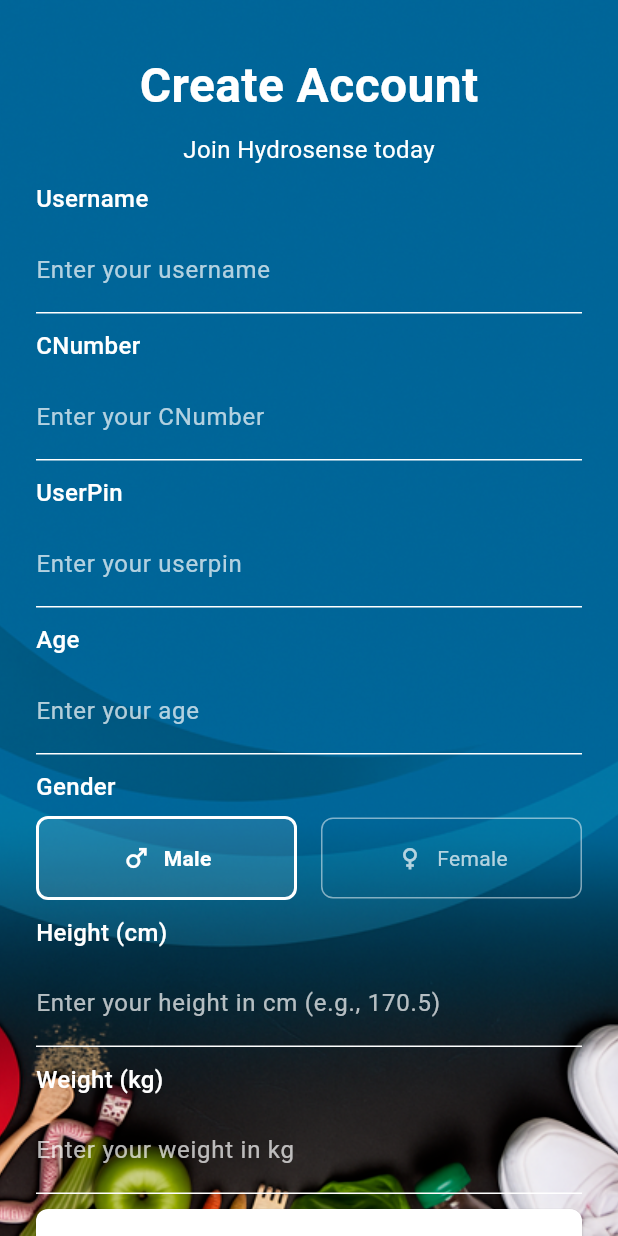
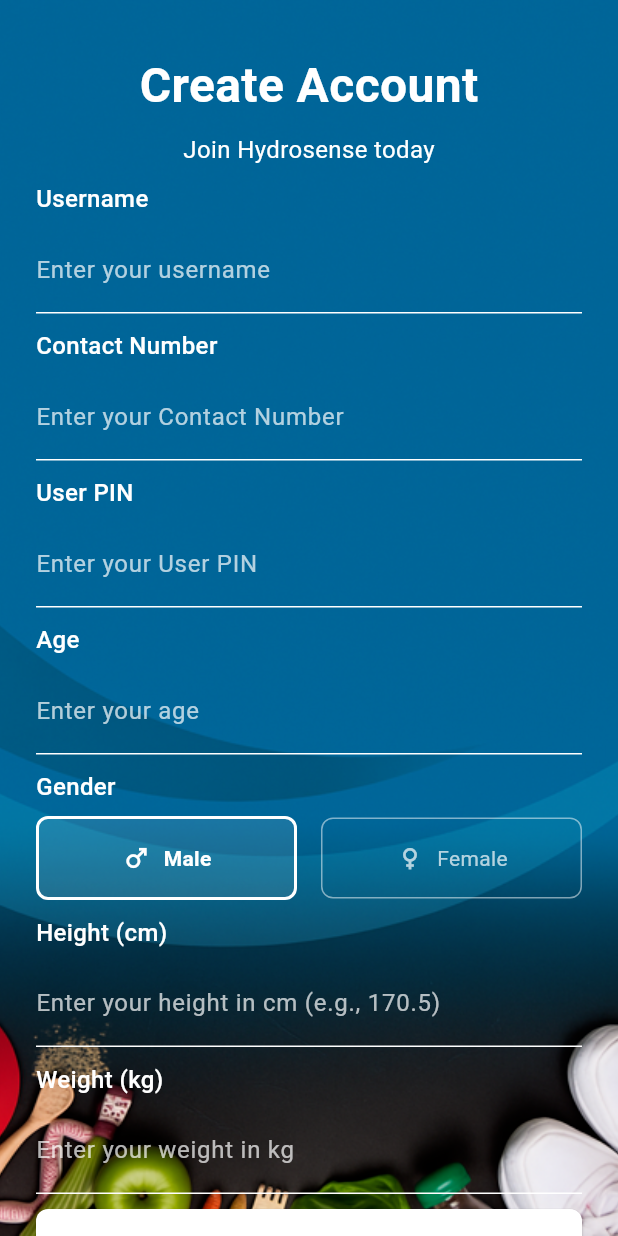
Before and after one commit to lakshmanachimata/innovasense, a Flutter app: the AccountSetupScreen screen opened directly, on a phone screen of 412 x 824 dp. Run offline on Flutter 3.47's test engine with Material 3 defaults, Android fonts, the phone set to English and light mode, and no system bars; our stand-ins replace image_picker, shared_preferences, webview_flutter; missing offline and left inert: encrypt, flutter_pdfview; accounts and stored records are empty; network calls fail.

Commit message:
few UI corrections

```diff
--- a/lib/views/account_setup_screen.dart
+++ b/lib/views/account_setup_screen.dart
@@ -219,8 +219,8 @@ class _AccountSetupScreenState extends State<AccountSetupScreen> {
                     // CNumber Field
                     _buildTextField(
                       controller: _cnumberController,
-                      label: 'CNumber',
-                      hint: 'Enter your CNumber',
+                      label: 'Contact Number',
+                      hint: 'Enter your Contact Number',
                       enabled: !_isLoading,
                       keyboardType: TextInputType.phone,
                       inputFormatters: [FilteringTextInputFormatter.digitsOnly],
@@ -239,8 +239,8 @@ class _AccountSetupScreenState extends State<AccountSetupScreen> {
                     // UserPin Field
                     _buildTextField(
                       controller: _userpinController,
-                      label: 'UserPin',
-                      hint: 'Enter your userpin',
+                      label: 'User PIN',
+                      hint: 'Enter your User PIN',
                       keyboardType: TextInputType.phone,
                       inputFormatters: [FilteringTextInputFormatter.digitsOnly],
                       enabled: !_isLoading,
--- a/lib/views/login_screen.dart
+++ b/lib/views/login_screen.dart
@@ -44,7 +44,7 @@ class LoginScreen extends StatelessWidget {
                     const SizedBox(height: 20),
                     // Login Instruction
                     const Text(
-                      'Simply Login with your CNumber',
+                      'Simply Login with your Contact Number',
                       textAlign: TextAlign.center,
                       style: TextStyle(
                         color: Colors.white,
@@ -63,7 +63,7 @@ class LoginScreen extends StatelessWidget {
                       child: const TextField(
                         style: TextStyle(color: Colors.white),
                         decoration: InputDecoration(
-                          hintText: 'CNumber',
+                          hintText: 'Contact Number',
                           hintStyle: TextStyle(color: Colors.white),
                           border: InputBorder.none,
                           contentPadding: EdgeInsets.symmetric(vertical: 16),
--- a/lib/views/otp_screen.dart
+++ b/lib/views/otp_screen.dart
@@ -389,7 +389,7 @@ class _OTPScreenState extends State<OTPScreen> {
                               const SizedBox(height: 16),
                               // Login Instruction
                               const Text(
-                                'Simply Login with your CNumber and UserPin',
+                                'Simply Login with your CNumber and User PIN',
                                 textAlign: TextAlign.center,
                                 style: TextStyle(
                                   color: Colors.white,
@@ -426,7 +426,7 @@ class _OTPScreenState extends State<OTPScreen> {
                                     return null;
                                   },
                                   decoration: InputDecoration(
-                                    hintText: 'CNumber',
+                                    hintText: 'Contact Number',
                                     hintStyle: TextStyle(color: Colors.white),
                                     border: InputBorder.none,
                                     contentPadding: EdgeInsets.symmetric(
@@ -465,7 +465,7 @@ class _OTPScreenState extends State<OTPScreen> {
                                     return null;
                                   },
                                   decoration: InputDecoration(
-                                    hintText: 'Enter UserPin',
+                                    hintText: 'Enter User PIN',
                                     hintStyle: TextStyle(color: Colors.white),
                                     border: InputBorder.none,
                                     contentPadding: EdgeInsets.symmetric(
--- a/lib/views/test_screen.dart
+++ b/lib/views/test_screen.dart
@@ -698,7 +698,7 @@ class _TestScreenState extends State<TestScreen> {
                                 _buildTestParameterField(
                                   'Sweat Position',
                                   _sweatPositionController,
-                                  'Enter sweat position (1-9)',
+                                  'Enter sweat position',
                                   isNumber: true,
                                 ),
                                 const SizedBox(height: 20),
```
